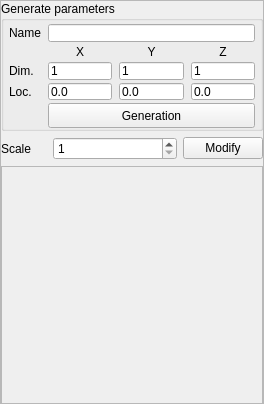
miniwooki/xdynamics_dll, file xdynamics_gui/wgenclusters.ui: the form before one commit.
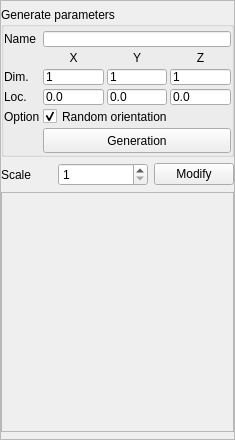
The form after the commit.

```diff
--- a/xdynamics_gui/wgenclusters.ui
+++ b/xdynamics_gui/wgenclusters.ui
@@ -6,8 +6,8 @@
    <rect>
     <x>0</x>
     <y>0</y>
-    <width>264</width>
-    <height>404</height>
+    <width>235</width>
+    <height>440</height>
    </rect>
   </property>
   <property name="sizePolicy">
@@ -18,14 +18,14 @@
   </property>
   <property name="minimumSize">
    <size>
-    <width>0</width>
-    <height>404</height>
+    <width>235</width>
+    <height>440</height>
    </size>
   </property>
   <property name="maximumSize">
    <size>
-    <width>16777215</width>
-    <height>404</height>
+    <width>235</width>
+    <height>440</height>
    </size>
   </property>
   <property name="windowTitle">
@@ -49,25 +49,39 @@
    </property>
    <item row="0" column="0">
     <widget class="QFrame" name="frame">
+     <property name="minimumSize">
+      <size>
+       <width>235</width>
+       <height>0</height>
+      </size>
+     </property>
+     <property name="maximumSize">
+      <size>
+       <width>235</width>
+       <height>16777215</height>
+      </size>
+     </property>
      <property name="frameShape">
       <enum>QFrame::StyledPanel</enum>
      </property>
      <property name="frameShadow">
       <enum>QFrame::Raised</enum>
      </property>
+     <layout class="QGridLayout" name="gridLayout_4">
+      <property name="leftMargin">
+       <number>0</number>
+      </property>
+      <property name="topMargin">
+       <number>0</number>
+      </property>
+      <property name="rightMargin">
+       <number>0</number>
+      </property>
+      <property name="bottomMargin">
+       <number>0</number>
+      </property>
+      <item row="0" column="0">
      <layout class="QGridLayout" name="gridLayout_3">
-      <property name="leftMargin">
-       <number>0</number>
-      </property>
-      <property name="topMargin">
-       <number>0</number>
-      </property>
-      <property name="rightMargin">
-       <number>0</number>
-      </property>
-      <property name="bottomMargin">
-       <number>0</number>
-      </property>
       <item row="0" column="0" colspan="3">
        <widget class="QGroupBox" name="GB_GenerateParameters">
         <property name="sizePolicy">
@@ -79,13 +93,13 @@
         <property name="minimumSize">
          <size>
           <width>0</width>
-          <height>130</height>
+            <height>150</height>
          </size>
         </property>
         <property name="maximumSize">
          <size>
           <width>16777215</width>
-          <height>130</height>
+            <height>150</height>
          </size>
         </property>
         <property name="title">
@@ -93,22 +107,22 @@
         </property>
         <layout class="QGridLayout" name="gridLayout_2">
          <property name="leftMargin">
-          <number>5</number>
+            <number>0</number>
          </property>
          <property name="topMargin">
-          <number>3</number>
+            <number>4</number>
          </property>
          <property name="rightMargin">
-          <number>5</number>
+            <number>0</number>
          </property>
          <property name="bottomMargin">
-          <number>7</number>
+            <number>10</number>
          </property>
          <property name="horizontalSpacing">
-          <number>7</number>
+            <number>3</number>
          </property>
          <property name="verticalSpacing">
-          <number>3</number>
+            <number>4</number>
          </property>
          <item row="0" column="0">
           <widget class="QLabel" name="LName">
@@ -203,7 +217,24 @@
            </property>
           </widget>
          </item>
+           <item row="4" column="0">
+            <widget class="QLabel" name="L_Option">
+             <property name="text">
+              <string>Option</string>
+             </property>
+            </widget>
+           </item>
          <item row="4" column="1" colspan="3">
+            <widget class="QCheckBox" name="CB_GenRandomOrientation">
+             <property name="text">
+              <string>Random orientation</string>
+             </property>
+             <property name="checked">
+              <bool>true</bool>
+             </property>
+            </widget>
+           </item>
+           <item row="5" column="1" colspan="3">
           <widget class="QPushButton" name="PB_Gen">
            <property name="minimumSize">
             <size>
@@ -243,7 +274,7 @@
        <widget class="QSpinBox" name="SBScale">
         <property name="minimumSize">
          <size>
-          <width>124</width>
+            <width>90</width>
           <height>0</height>
          </size>
         </property>
@@ -289,6 +320,8 @@
          <enum>QFrame::Raised</enum>
         </property>
        </widget>
+        </item>
+       </layout>
       </item>
      </layout>
     </widget>
```
Left out of the diff: 14 changed lines with no effect on the pictures. Lines whose indentation alone changed are shown as unchanged.
